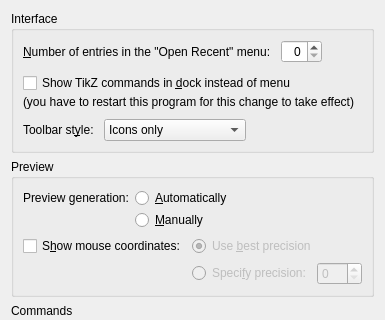
This is app/configgeneralwidget.ui in fhackenberger/ktikz as Qt 5 draws it before an edit; both pictures show x 0 to 385 and y 0 to 320 of the 385 by 603 pixel window. The edited form follows.
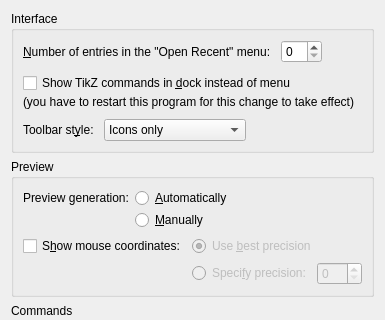
This is the edited form. Icons and pictures are not drawn. Custom widgets are drawn as their Qt base class.

Patch:
```diff
--- a/app/configgeneralwidget.ui
+++ b/app/configgeneralwidget.ui
@@ -35,9 +35,6 @@
           <property name="whatsThis">
            <string>&lt;p&gt;Select the maximum number of entries that appear in the &quot;Open Recent&quot; menu.  When the number of recently opened files exceeds this limit, the oldest entries will be lost.&lt;/p&gt;</string>
           </property>
-          <property name="alignment">
-           <set>Qt::AlignRight|Qt::AlignTrailing|Qt::AlignVCenter</set>
-          </property>
          </widget>
         </item>
         <item>
```
Left out of the diff: 1 changed line with no effect on the pictures.
